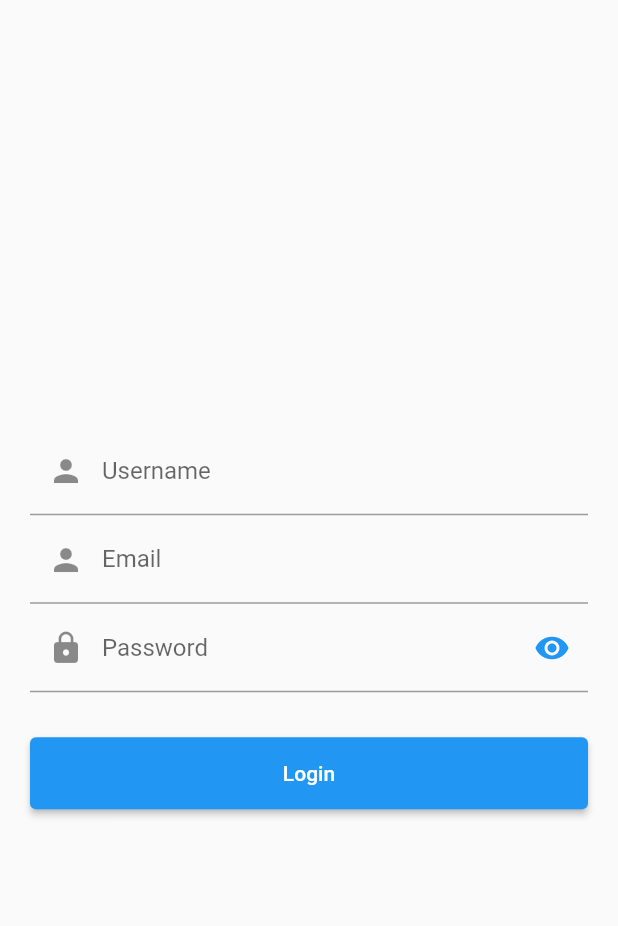
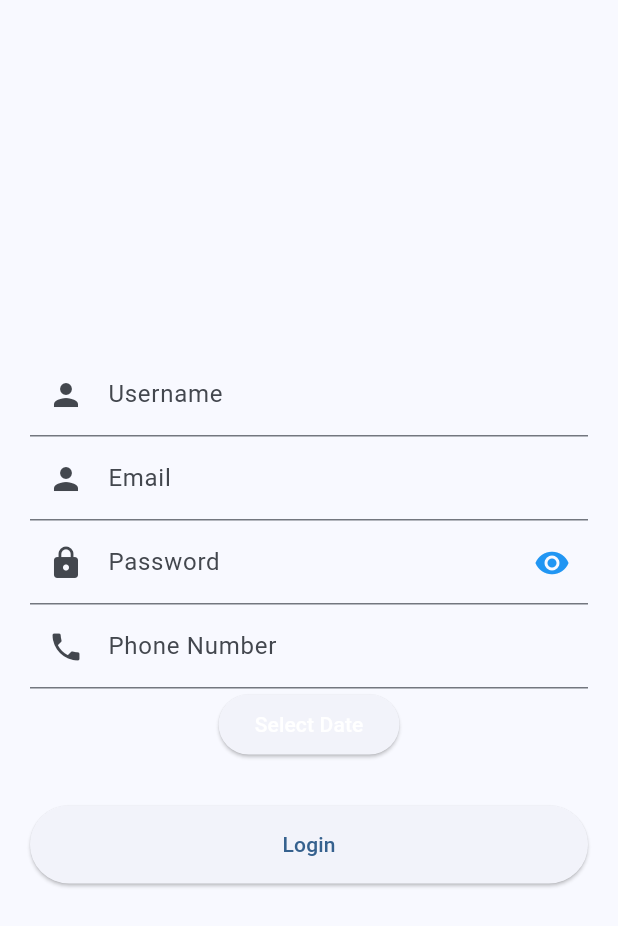
Before and after one commit to DavidWisnu25/UGD_Bloc_1_D, a Flutter app: the Registerview screen opened directly, on a phone screen of 412 x 824 dp. Shown: the top 926 px of the screen. Run offline on Flutter 3.47's test engine with Material 2 defaults, Android fonts, the phone set to English and light mode, and no system bars; our stand-ins replace flutter_bloc.

Commit message:
Benerin Error

```diff
--- a/lib/bloc/register_bloc.dart
+++ b/lib/bloc/register_bloc.dart
@@ -10,9 +10,11 @@ class RegisterBloc extends Bloc<RegisterEvent, RegisterState> {
     on<IsPasswordVisibleChanged>(
         (event, emit) => _onIsPasswordVisibleChanged(event, emit));
 
-    //on<NoTelponChanged>((event, emit) => _onNoTelponChanged(event, emit));
+    on<NoTelponChanged>((event, emit) => _onNoTelponChanged(event, emit));
 
     on<FormSubmitted>((event, emit) => _onFormSubmitted(event, emit));
+
+    on<SelectedDateChanged>((event, emit) => _onSelectedDateChanged(event, emit));
   }
   void _onIsPasswordVisibleChanged(
       IsPasswordVisibleChanged event, Emitter<RegisterState> emit) {
@@ -22,15 +24,15 @@ class RegisterBloc extends Bloc<RegisterEvent, RegisterState> {
     ));
   }
 
-  //Bagian ini masih error
-  // void _onNoTelponChanged(NoTelponChanged event, Emitter<RegisterState> emit) {
-  //   emit(state.copyWith(noTelpon: event.noTelpon));
-  // }
 
-  // void _onSelectedDateChanged(
-  //     SelectedDateChanged event, Emitter<RegisterState> emit) {
-  //   emit(state.copyWith(selectedDate: event.selectedDate));
-  // }
+   void _onNoTelponChanged(NoTelponChanged event, Emitter<RegisterState> emit) {
+     emit(state.copyWith(noTelpon: event.noTelpon));
+   }
+
+   void _onSelectedDateChanged(
+       SelectedDateChanged event, Emitter<RegisterState> emit) {
+     emit(state.copyWith(selectedDate: event.selectedDate));
+  }
 
   void _onFormSubmitted(
       FormSubmitted event, Emitter<RegisterState> emit) async {
--- a/lib/bloc/register_event.dart
+++ b/lib/bloc/register_event.dart
@@ -2,9 +2,17 @@ abstract class RegisterEvent {}
 
 class IsPasswordVisibleChanged extends RegisterEvent {}
 
-class NoTelponChanged extends RegisterEvent {}
+class NoTelponChanged extends RegisterEvent {
+  final int noTelpon;
 
-class SelectedDateChanged extends RegisterEvent {}
+  NoTelponChanged(this.noTelpon);
+}
+
+class SelectedDateChanged extends RegisterEvent {
+  final DateTime selectedDate;
+
+  SelectedDateChanged(this.selectedDate);
+}
 
 class FormSubmitted extends RegisterEvent {
   String username;
--- a/lib/bloc/register_state.dart
+++ b/lib/bloc/register_state.dart
@@ -3,19 +3,27 @@ import 'package:ugd_bloc/bloc/form_submission_state.dart';
 class RegisterState {
   final bool isPasswordVisible;
   final FormSubmissionState formSubmissionState;
+  final int noTelpon;
+  final DateTime selectedDate;
 
   RegisterState({
     this.isPasswordVisible = false,
     this.formSubmissionState = const InitialFormState(),
-  });
+    this.noTelpon =0,
+    DateTime? selectedDate,
+  }) : selectedDate = selectedDate ?? DateTime.now();
 
   RegisterState copyWith({
     bool? isPasswordVisible,
     FormSubmissionState? formSubmissionState,
+    int? noTelpon,
+    DateTime? selectedDate,
   }) {
     return RegisterState(
       isPasswordVisible: isPasswordVisible ?? this.isPasswordVisible,
       formSubmissionState: formSubmissionState ?? this.formSubmissionState,
+      noTelpon: noTelpon ?? this.noTelpon,
+      selectedDate: selectedDate ?? this.selectedDate,
     );
   }
 }
--- a/lib/page/register_page.dart
+++ b/lib/page/register_page.dart
@@ -18,6 +18,7 @@ class _RegisterviewState extends State<Registerview> {
   TextEditingController emailController = TextEditingController();
   TextEditingController passwordController = TextEditingController();
   bool isPasswordVisible = false;
+  DateTime selectedDate = DateTime.now();
 
   @override
   Widget build(BuildContext context) {
@@ -97,39 +98,40 @@ class _RegisterviewState extends State<Registerview> {
                         validator: (value) =>
                             value == '' ? 'Please Enter your password' : null,
                       ),
-                      //Bagian yang di comment masih error (Untuk noTelpon & pemilihan tanggal), lihat file register_bloc.dart
-                      // TextFormField(
-                      //   keyboardType: TextInputType.number, // Set keyboard type to number
-                      //   decoration: const InputDecoration(
-                      //     prefixIcon: Icon(Icons.phone),
-                      //     labelText: 'Phone Number',
-                      //   ),
-                      //   validator: (value) =>
-                      //       value.isEmpty ? 'Please enter your phone number' : null,
-                      //   onChanged: (value) {
-                      //     // Parse the input text as an integer and assign it to noTelpon
-                      //     context.read<RegisterBloc>().add(NoTelponChanged(int.tryParse(value) ?? 0));
-                      //   },
-                      // ),
-                      // ElevatedButton(
-                      //   onPressed: () async {
-                      //     final DateTime pickedDate = await showDatePicker(
-                      //       context: context,
-                      //       initialDate: selectedDate, // Set the initial date
-                      //       firstDate: DateTime(2000),
-                      //       lastDate: DateTime(2101),
-                      //     );
 
-                      //     if (pickedDate != null && pickedDate != selectedDate) {
-                      //       // Update the selectedDate if a new date is picked
-                      //       context.read<RegisterBloc>().add(SelectedDateChanged(pickedDate));
-                      //     }
-                      //   },
-                      //   child: Text(
-                      //     'Select Date',
-                      //     style: TextStyle(color: Colors.white),
-                      //   ),
-                      // ),
+                       TextFormField(
+                         keyboardType: TextInputType.number, // Set keyboard type to number
+                         decoration: const InputDecoration(
+                           prefixIcon: Icon(Icons.phone),
+                           labelText: 'Phone Number',
+                         ),
+                         validator: (value) =>
+                             value!.isEmpty ? 'Please enter your phone number' : null,
+                         onChanged: (value) {
+                           // Parse the input text as an integer and assign it to noTelpon
+                           context.read<RegisterBloc>().add(NoTelponChanged(int.tryParse(value) ?? 0));
+                         },
+                       ),
+                       ElevatedButton(
+                         onPressed: () async {
+                          final DateTime? pickedDate = await showDatePicker(
+                             context: context,
+                             initialDate: selectedDate, // Set the initial date
+                             firstDate: DateTime(2000),
+                             lastDate: DateTime(2101),
+                           );
+
+                           if (pickedDate != null) {
+                             // Update the selectedDate if a new date is picked
+                             selectedDate = pickedDate;
+                             context.read<RegisterBloc>().add(SelectedDateChanged(pickedDate));
+                           }
+                         },
+                         child: Text(
+                           'Select Date',
+                           style: TextStyle(color: Colors.white),
+                         ),
+                       ),
 
                       const SizedBox(height: 30),
                       SizedBox(
```
Also changed, not shown: lib/main.dart (+6 -7 lines), lib/page/login_page.dart (+27 -1 lines).
